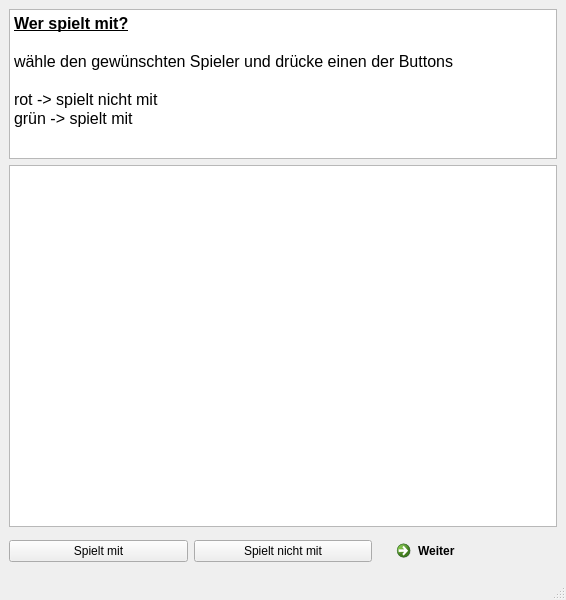
Old version of the form playground/MannschaftsGenerator/.GUI/werSpielt.ui in the repository VaderLader/NikNDad.
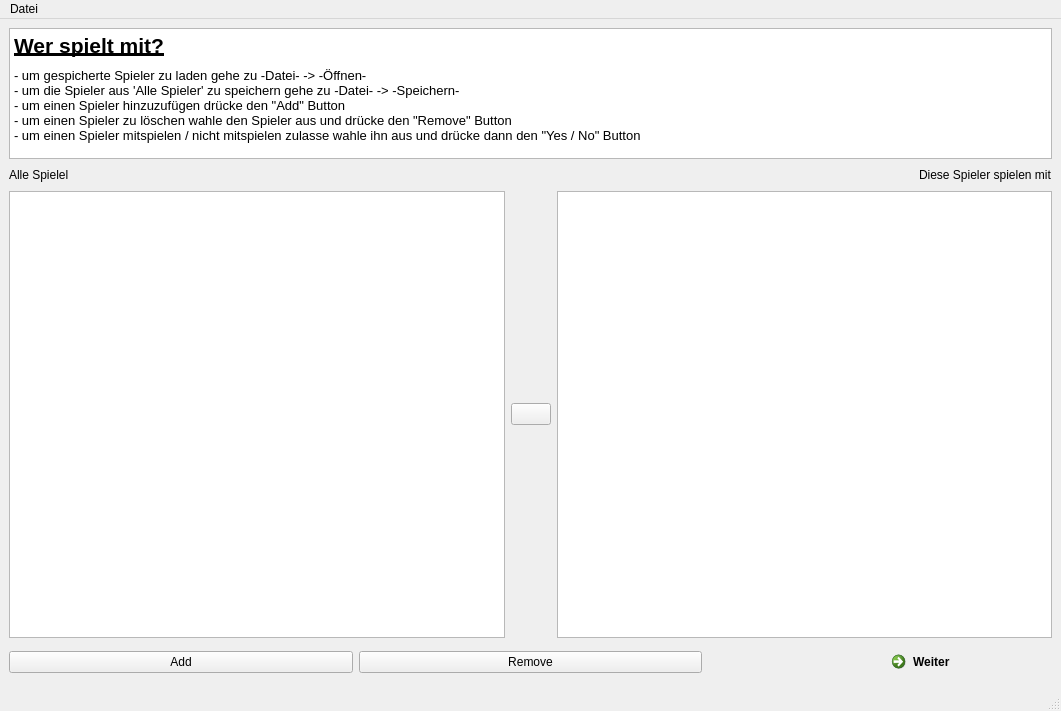
New version of the form. Icons and pictures are not drawn.

```diff
--- a/playground/MannschaftsGenerator/.GUI/werSpielt.ui
+++ b/playground/MannschaftsGenerator/.GUI/werSpielt.ui
@@ -6,8 +6,8 @@
    <rect>
     <x>0</x>
     <y>0</y>
-    <width>566</width>
-    <height>600</height>
+    <width>1061</width>
+    <height>711</height>
    </rect>
   </property>
   <property name="windowTitle">
@@ -20,7 +20,7 @@
       <property name="maximumSize">
        <size>
         <width>16777215</width>
-        <height>150</height>
+        <height>131</height>
        </size>
       </property>
       <property name="html">
@@ -28,36 +28,119 @@
 &lt;html&gt;&lt;head&gt;&lt;meta name=&quot;qrichtext&quot; content=&quot;1&quot; /&gt;&lt;style type=&quot;text/css&quot;&gt;
 p, li { white-space: pre-wrap; }
 &lt;/style&gt;&lt;/head&gt;&lt;body style=&quot; font-family:'MS Shell Dlg 2'; font-size:8.25pt; font-weight:400; font-style:normal;&quot;&gt;
-&lt;p style=&quot; margin-top:0px; margin-bottom:0px; margin-left:0px; margin-right:0px; -qt-block-indent:0; text-indent:0px;&quot;&gt;&lt;span style=&quot; font-size:12pt; font-weight:600; text-decoration: underline;&quot;&gt;Wer spielt mit?&lt;/span&gt;&lt;/p&gt;
-&lt;p style=&quot;-qt-paragraph-type:empty; margin-top:0px; margin-bottom:0px; margin-left:0px; margin-right:0px; -qt-block-indent:0; text-indent:0px; font-size:12pt; font-weight:600; text-decoration: underline;&quot;&gt;&lt;br /&gt;&lt;/p&gt;
-&lt;p style=&quot; margin-top:0px; margin-bottom:0px; margin-left:0px; margin-right:0px; -qt-block-indent:0; text-indent:0px;&quot;&gt;&lt;span style=&quot; font-size:12pt;&quot;&gt;wähle den gewünschten Spieler und drücke einen der Buttons &lt;/span&gt;&lt;/p&gt;
-&lt;p style=&quot;-qt-paragraph-type:empty; margin-top:0px; margin-bottom:0px; margin-left:0px; margin-right:0px; -qt-block-indent:0; text-indent:0px; font-size:12pt;&quot;&gt;&lt;br /&gt;&lt;/p&gt;
-&lt;p style=&quot; margin-top:0px; margin-bottom:0px; margin-left:0px; margin-right:0px; -qt-block-indent:0; text-indent:0px;&quot;&gt;&lt;span style=&quot; font-size:12pt;&quot;&gt;rot -&amp;gt; spielt nicht mit&lt;/span&gt;&lt;/p&gt;
-&lt;p style=&quot; margin-top:0px; margin-bottom:0px; margin-left:0px; margin-right:0px; -qt-block-indent:0; text-indent:0px;&quot;&gt;&lt;span style=&quot; font-size:12pt;&quot;&gt;grün -&amp;gt; spielt mit&lt;/span&gt;&lt;/p&gt;
-&lt;p style=&quot;-qt-paragraph-type:empty; margin-top:0px; margin-bottom:0px; margin-left:0px; margin-right:0px; -qt-block-indent:0; text-indent:0px; font-size:12pt; font-weight:600;&quot;&gt;&lt;br /&gt;&lt;/p&gt;&lt;/body&gt;&lt;/html&gt;</string>
+&lt;p style=&quot; margin-top:0px; margin-bottom:0px; margin-left:0px; margin-right:0px; -qt-block-indent:0; text-indent:0px;&quot;&gt;&lt;span style=&quot; font-size:16pt; font-weight:600; text-decoration: underline;&quot;&gt;Wer spielt mit?&lt;/span&gt;&lt;/p&gt;
+&lt;p style=&quot; margin-top:0px; margin-bottom:0px; margin-left:0px; margin-right:0px; -qt-block-indent:0; text-indent:0px;&quot;&gt;&lt;span style=&quot; font-size:6pt;&quot;&gt; &lt;/span&gt;&lt;/p&gt;
+&lt;p style=&quot; margin-top:0px; margin-bottom:0px; margin-left:0px; margin-right:0px; -qt-block-indent:0; text-indent:0px;&quot;&gt;&lt;span style=&quot; font-size:10pt;&quot;&gt;- um gespicherte Spieler zu laden gehe zu -Datei- -&amp;gt; -Öffnen-&lt;/span&gt;&lt;/p&gt;
+&lt;p style=&quot; margin-top:0px; margin-bottom:0px; margin-left:0px; margin-right:0px; -qt-block-indent:0; text-indent:0px;&quot;&gt;&lt;span style=&quot; font-size:10pt;&quot;&gt;- um die Spieler aus 'Alle Spieler' zu speichern gehe zu -Datei- -&amp;gt; -Speichern-&lt;/span&gt;&lt;/p&gt;
+&lt;p style=&quot; margin-top:0px; margin-bottom:0px; margin-left:0px; margin-right:0px; -qt-block-indent:0; text-indent:0px;&quot;&gt;&lt;span style=&quot; font-size:10pt;&quot;&gt;- um einen Spieler hinzuzufügen drücke den &amp;quot;Add&amp;quot; Button&lt;/span&gt;&lt;/p&gt;
+&lt;p style=&quot; margin-top:0px; margin-bottom:0px; margin-left:0px; margin-right:0px; -qt-block-indent:0; text-indent:0px;&quot;&gt;&lt;span style=&quot; font-size:10pt;&quot;&gt;- um einen Spieler zu löschen wahle den Spieler aus und drücke den &amp;quot;Remove&amp;quot; Button&lt;/span&gt;&lt;/p&gt;
+&lt;p style=&quot; margin-top:0px; margin-bottom:0px; margin-left:0px; margin-right:0px; -qt-block-indent:0; text-indent:0px;&quot;&gt;&lt;span style=&quot; font-size:10pt;&quot;&gt;- um einen Spieler mitspielen / nicht mitspielen zulasse wahle ihn aus und drücke dann den &amp;quot;Yes / No&amp;quot; Button&lt;/span&gt;&lt;/p&gt;&lt;/body&gt;&lt;/html&gt;</string>
       </property>
      </widget>
     </item>
     <item>
-     <widget class="QListView" name="listView">
-      <property name="isWrapping" stdset="0">
-       <bool>false</bool>
-      </property>
-     </widget>
+     <layout class="QHBoxLayout" name="horizontalLayout_3">
+      <item>
+       <widget class="QLabel" name="label_2">
+        <property name="text">
+         <string>Alle Spielel</string>
+        </property>
+       </widget>
+      </item>
+      <item>
+       <spacer name="horizontalSpacer">
+        <property name="orientation">
+         <enum>Qt::Horizontal</enum>
+        </property>
+        <property name="sizeHint" stdset="0">
+         <size>
+          <width>40</width>
+          <height>20</height>
+         </size>
+        </property>
+       </spacer>
+      </item>
+      <item>
+       <widget class="QLabel" name="label">
+        <property name="text">
+         <string>Diese Spieler spielen mit</string>
+        </property>
+       </widget>
+      </item>
+     </layout>
+    </item>
+    <item>
+     <layout class="QHBoxLayout" name="horizontalLayout_2">
+      <item>
+       <widget class="QTableView" name="allView">
+        <property name="selectionMode">
+         <enum>QAbstractItemView::ExtendedSelection</enum>
+        </property>
+        <attribute name="horizontalHeaderCascadingSectionResizes">
+         <bool>true</bool>
+        </attribute>
+        <attribute name="horizontalHeaderDefaultSectionSize">
+         <number>80</number>
+        </attribute>
+        <attribute name="horizontalHeaderShowSortIndicator" stdset="0">
+         <bool>true</bool>
+        </attribute>
+        <attribute name="horizontalHeaderStretchLastSection">
+         <bool>true</bool>
+        </attribute>
+       </widget>
+      </item>
+      <item>
+       <widget class="QPushButton" name="jaNein_Btn">
+        <property name="text">
+         <string/>
+        </property>
+        <property name="icon">
+         <iconset>
+          <normaloff>jaNein.jpg</normaloff>jaNein.jpg</iconset>
+        </property>
+        <property name="iconSize">
+         <size>
+          <width>40</width>
+          <height>40</height>
+         </size>
+        </property>
+       </widget>
+      </item>
+      <item>
+       <widget class="QTableView" name="aView">
+        <property name="selectionMode">
+         <enum>QAbstractItemView::ExtendedSelection</enum>
+        </property>
+        <attribute name="horizontalHeaderCascadingSectionResizes">
+         <bool>true</bool>
+        </attribute>
+        <attribute name="horizontalHeaderDefaultSectionSize">
+         <number>80</number>
+        </attribute>
+        <attribute name="horizontalHeaderShowSortIndicator" stdset="0">
+         <bool>true</bool>
+        </attribute>
+        <attribute name="horizontalHeaderStretchLastSection">
+         <bool>true</bool>
+        </attribute>
+       </widget>
+      </item>
+     </layout>
     </item>
     <item>
      <layout class="QHBoxLayout" name="horizontalLayout">
       <item>
        <widget class="QPushButton" name="spielt_Btn">
         <property name="text">
-         <string>Spielt mit</string>
+         <string>Add</string>
         </property>
        </widget>
       </item>
       <item>
        <widget class="QPushButton" name="spieltNicht_Btn">
         <property name="text">
-         <string>Spielt nicht mit</string>
+         <string>Remove</string>
         </property>
        </widget>
       </item>
@@ -83,10 +166,18 @@
     <rect>
      <x>0</x>
      <y>0</y>
-     <width>566</width>
+     <width>1061</width>
      <height>21</height>
     </rect>
    </property>
+   <widget class="QMenu" name="menuDatei">
+    <property name="title">
+     <string>Datei</string>
+    </property>
+    <addaction name="actionOeffnen"/>
+    <addaction name="actionSpeichern"/>
+   </widget>
+   <addaction name="menuDatei"/>
   </widget>
   <widget class="QStatusBar" name="statusbar"/>
  </widget>
```
Left out of the diff: 20 changed lines with no effect on the pictures.
